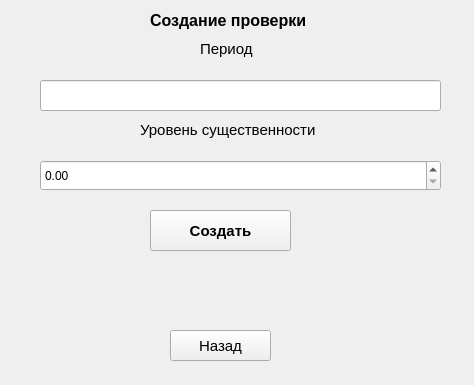
Qt form gui/create_checks.ui (Saatarko/MUS) before a commit.
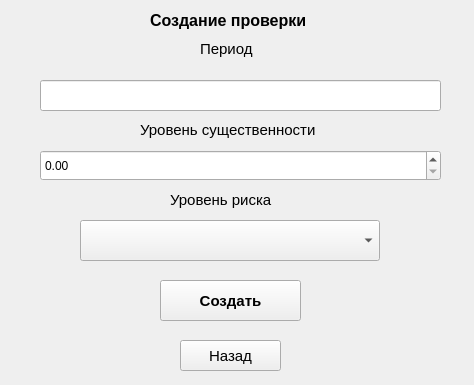
The same form after that commit.

What changed in the file:
```diff
--- a/gui/create_checks.ui
+++ b/gui/create_checks.ui
@@ -82,8 +82,8 @@
   <widget class="QPushButton" name="btn_checks_create">
    <property name="geometry">
     <rect>
-     <x>150</x>
-     <y>210</y>
+     <x>160</x>
+     <y>280</y>
      <width>141</width>
      <height>41</height>
     </rect>
@@ -102,8 +102,8 @@
   <widget class="QPushButton" name="btn_checks_back">
    <property name="geometry">
     <rect>
-     <x>170</x>
-     <y>330</y>
+     <x>180</x>
+     <y>340</y>
      <width>101</width>
      <height>31</height>
     </rect>
@@ -123,12 +123,40 @@
    <property name="geometry">
     <rect>
      <x>40</x>
-     <y>160</y>
+     <y>150</y>
      <width>401</width>
      <height>31</height>
     </rect>
    </property>
   </widget>
+  <widget class="QComboBox" name="Risk_create_check">
+   <property name="geometry">
+    <rect>
+     <x>80</x>
+     <y>220</y>
+     <width>300</width>
+     <height>41</height>
+    </rect>
+   </property>
+  </widget>
+  <widget class="QLabel" name="label_6">
+   <property name="geometry">
+    <rect>
+     <x>170</x>
+     <y>190</y>
+     <width>211</width>
+     <height>20</height>
+    </rect>
+   </property>
+   <property name="font">
+    <font>
+     <pointsize>11</pointsize>
+    </font>
+   </property>
+   <property name="text">
+    <string>Уровень риска</string>
+   </property>
+  </widget>
  </widget>
  <resources/>
  <connections/>
```
